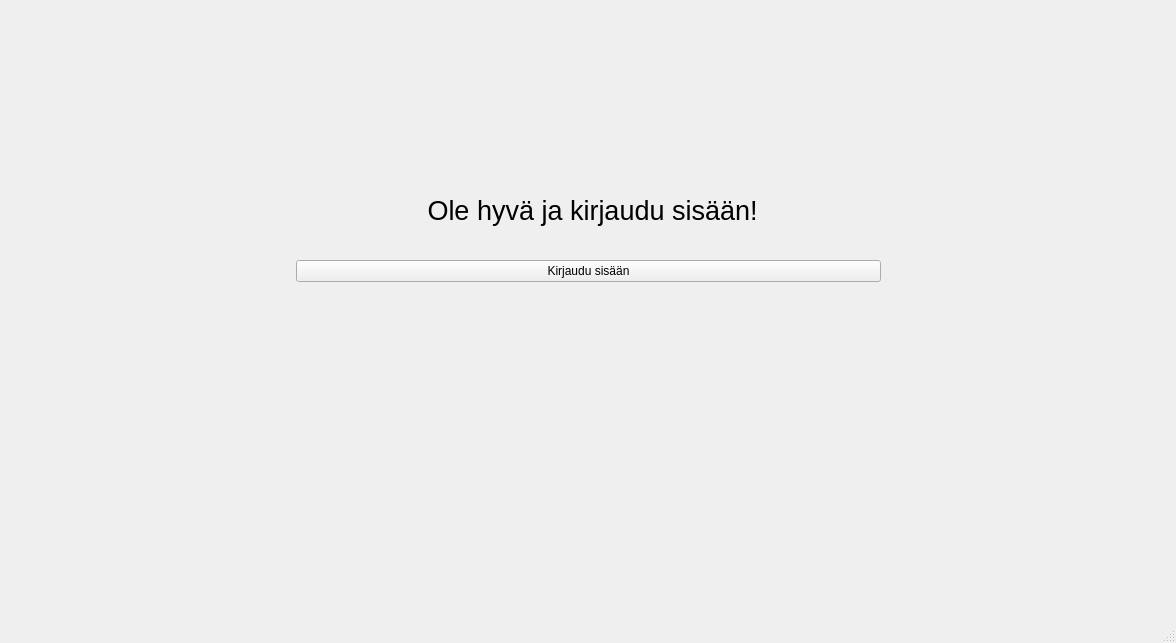
Before: the Qt Designer form bank-automat/mainwindow.ui in Kuljuho/Bankautomat-ATM, drawn with Qt 5.
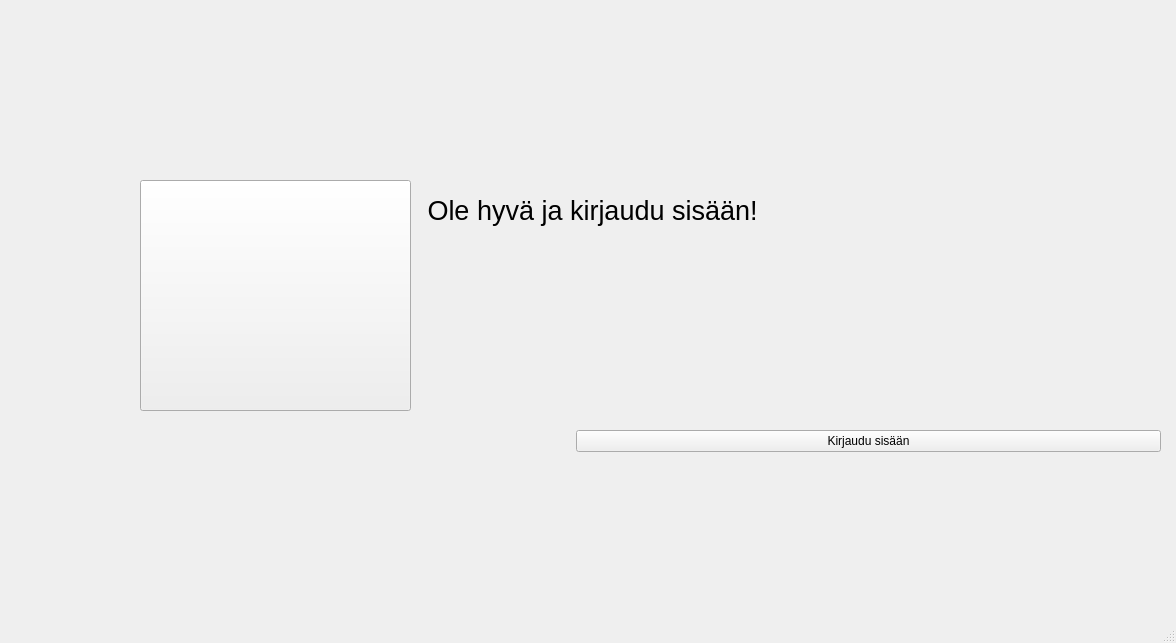
After: the same form once the commit is applied. Icons and pictures are not drawn.

Patch:
```diff
--- a/bank-automat/mainwindow.ui
+++ b/bank-automat/mainwindow.ui
@@ -35,8 +35,8 @@
    <widget class="QWidget" name="formLayoutWidget">
     <property name="geometry">
      <rect>
-      <x>290</x>
-      <y>260</y>
+      <x>570</x>
+      <y>430</y>
       <width>591</width>
       <height>171</height>
      </rect>
@@ -54,6 +54,24 @@
      </item>
     </layout>
    </widget>
+   <widget class="QPushButton" name="Credit">
+    <property name="geometry">
+     <rect>
+      <x>140</x>
+      <y>180</y>
+      <width>271</width>
+      <height>231</height>
+     </rect>
+    </property>
+    <property name="styleSheet">
+     <string notr="true">QPushButton {
+    border-image: url(:/credit);
+}</string>
+    </property>
+    <property name="text">
+     <string/>
+    </property>
+   </widget>
   </widget>
   <widget class="QMenuBar" name="menubar">
    <property name="geometry">
```
